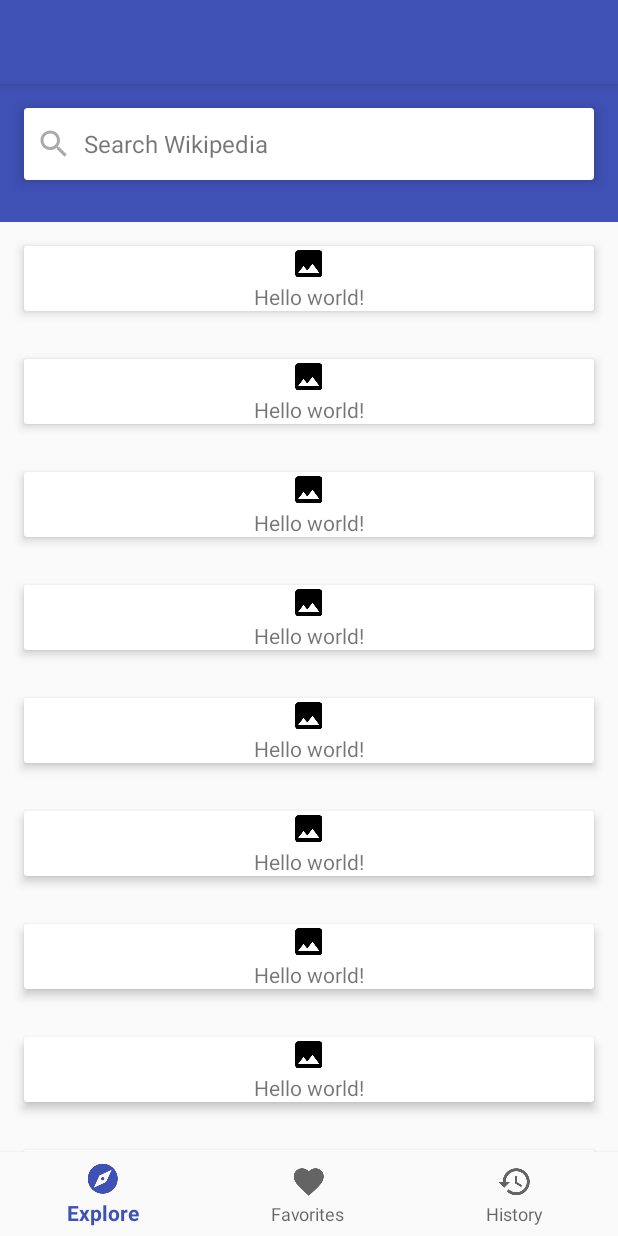
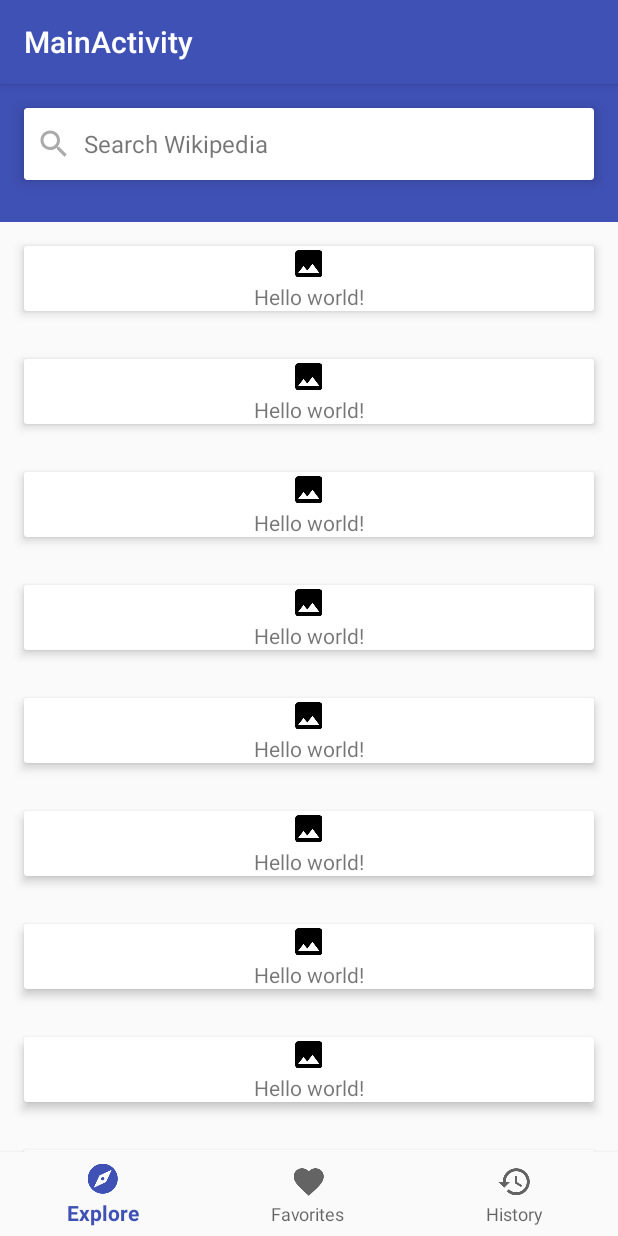
Before and after one commit to samtietze/Wikipedia-Demo, an Android app: the screen it shows after launch (MainActivity), on a phone screen of 412 x 824 dp. Run offline under Robolectric (Android 15) with nearby library versions, the phone set to English and light mode, and no system bars.

Commit message:
clean up and revise layout files to properly display History list items

```diff
--- a/app/src/main/java/com/spr/wikipediademo/activities/MainActivity.kt
+++ b/app/src/main/java/com/spr/wikipediademo/activities/MainActivity.kt
@@ -42,6 +42,8 @@ class MainActivity : AppCompatActivity() {
         super.onCreate(savedInstanceState)
         setContentView(R.layout.activity_main)
 
+        setSupportActionBar(toolbar)
+
         navigation.setOnNavigationItemSelectedListener(mOnNavigationItemSelectedListener)
 
         val transaction = supportFragmentManager.beginTransaction()
--- a/app/src/main/java/com/spr/wikipediademo/fragments/ExploreFragment.kt
+++ b/app/src/main/java/com/spr/wikipediademo/fragments/ExploreFragment.kt
@@ -35,7 +35,7 @@ class ExploreFragment : Fragment() {
 
         searchCardView!!.setOnClickListener{
             val searchIntent = Intent(context, SearchActivity::class.java)
-            context!!.startActivity(searchIntent)
+            context?.startActivity(searchIntent)
         }
 
         exploreRecycler!!.layoutManager = LinearLayoutManager(context)
--- a/app/src/main/res/layout/activity_article_detail.xml
+++ b/app/src/main/res/layout/activity_article_detail.xml
@@ -11,7 +11,7 @@
             android:id="@+id/toolbar"
             android:layout_width="match_parent"
             android:layout_height="?attr/actionBarSize"
-            android:theme="@style/Base.ThemeOverlay.AppCompat.Dark.ActionBar"/>
+            android:theme="@style/ThemeOverlay.AppCompat.Dark.ActionBar"/>
     </android.support.design.widget.AppBarLayout>
     <WebView
         android:id="@+id/article_detail_webview"
--- a/app/src/main/res/layout/activity_main.xml
+++ b/app/src/main/res/layout/activity_main.xml
@@ -14,7 +14,8 @@
         <android.support.v7.widget.Toolbar
             android:id="@+id/toolbar"
             android:layout_height="match_parent"
-            android:layout_width="match_parent" />
+            android:layout_width="match_parent"
+            android:theme="@style/AppToolbar"/>
     </android.support.design.widget.AppBarLayout>
 
     <FrameLayout
--- a/app/src/main/res/layout/activity_search.xml
+++ b/app/src/main/res/layout/activity_search.xml
@@ -1,11 +1,8 @@
 <?xml version="1.0" encoding="utf-8"?>
 <LinearLayout xmlns:android="http://schemas.android.com/apk/res/android"
-    xmlns:app="http://schemas.android.com/apk/res-auto"
-    xmlns:tools="http://schemas.android.com/tools"
     android:layout_width="match_parent"
     android:layout_height="match_parent"
-    android:orientation="vertical"
-    tools:context=".activities.SearchActivity">
+    android:orientation="vertical">
 
     <android.support.design.widget.AppBarLayout
         android:id="@+id/appbar"
--- a/app/src/main/res/layout/article_list_item.xml
+++ b/app/src/main/res/layout/article_list_item.xml
@@ -8,10 +8,12 @@
         android:layout_height="32dp"
         android:id="@+id/result_icon"
         android:layout_margin="16dp"
-        android:layout_gravity="center"/>
+        android:layout_gravity="center"
+        android:src="@drawable/ic_image_black_24dp"/>
     <TextView
         android:layout_width="wrap_content"
         android:layout_height="wrap_content"
         android:id="@+id/result_title"
-        android:layout_gravity="center_vertical"/>
+        android:layout_gravity="center_vertical"
+        android:text="Hello!"/>
 </LinearLayout>
--- a/app/src/main/res/values/styles.xml
+++ b/app/src/main/res/values/styles.xml
@@ -13,4 +13,9 @@
         <item name="windowActionBar">false</item>
     </style>
 
+    <style name="AppToolbar" parent="ThemeOverlay.AppCompat.Dark.ActionBar">
+        <item name="android:textColorPrimary">@android:color/white</item>
+        <item name="android:textColorSecondary">@android:color/white</item>
+    </style>
+
 </resources>
```
